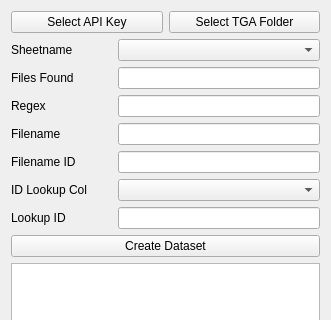
First picture: the form in fastTGA/ui/data_widget.ui, repository leichti/fastTGA, before the edit; both pictures show x 0 to 331 and y 0 to 320 of the 331 by 519 pixel window.
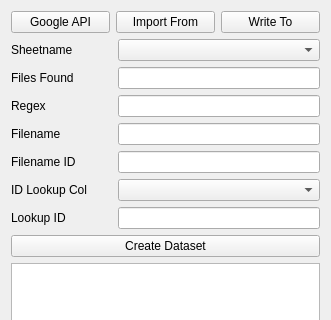
Second picture: the form after the edit.

Commit message: Add output directory selection and refactor path handling in TGA dataset model

What changed in the file:
```diff
--- a/fastTGA/ui/data_widget.ui
+++ b/fastTGA/ui/data_widget.ui
@@ -19,14 +19,21 @@
      <item>
       <widget class="QPushButton" name="select_api_pushButton">
        <property name="text">
-        <string>Select API Key</string>
+        <string>Google API</string>
        </property>
       </widget>
      </item>
      <item>
       <widget class="QPushButton" name="open_txt_directory_pushButton">
        <property name="text">
-        <string>Select TGA Folder</string>
+        <string>Import From</string>
+       </property>
+      </widget>
+     </item>
+     <item>
+      <widget class="QPushButton" name="select_output_directory_pushButton">
+       <property name="text">
+        <string>Write To</string>
        </property>
       </widget>
      </item>
```
The commit also changes 6 other files.
